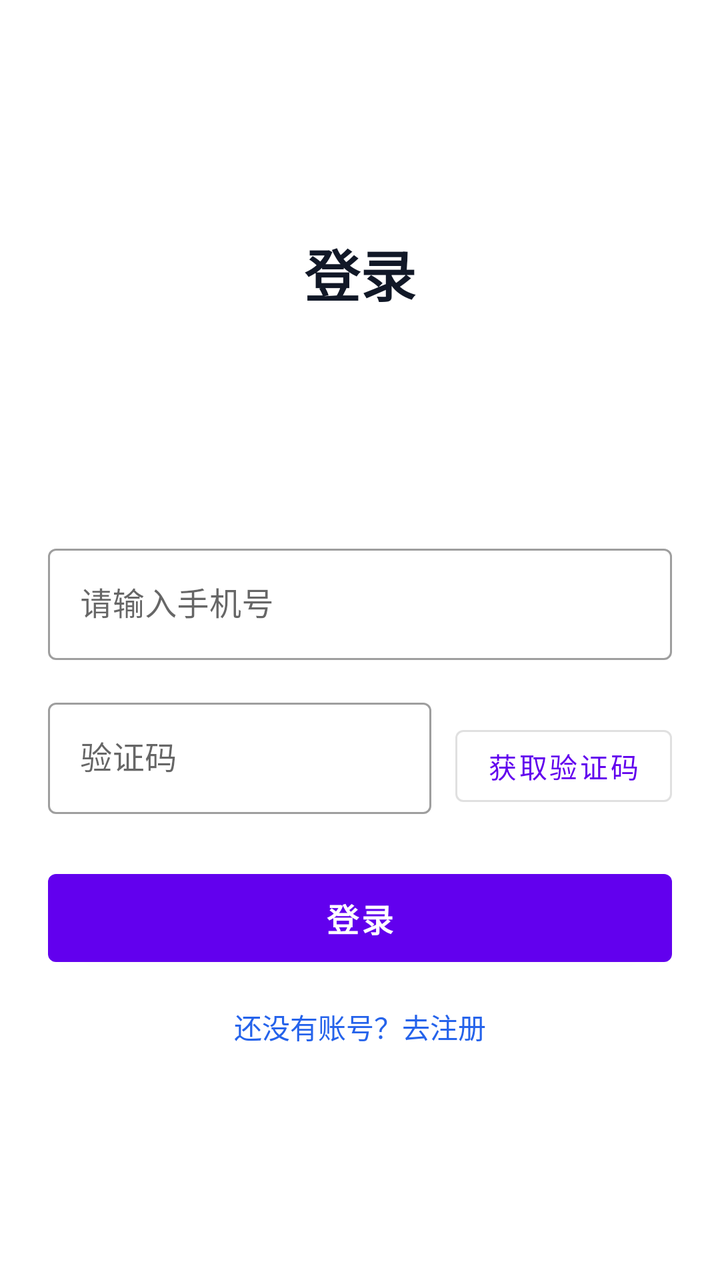
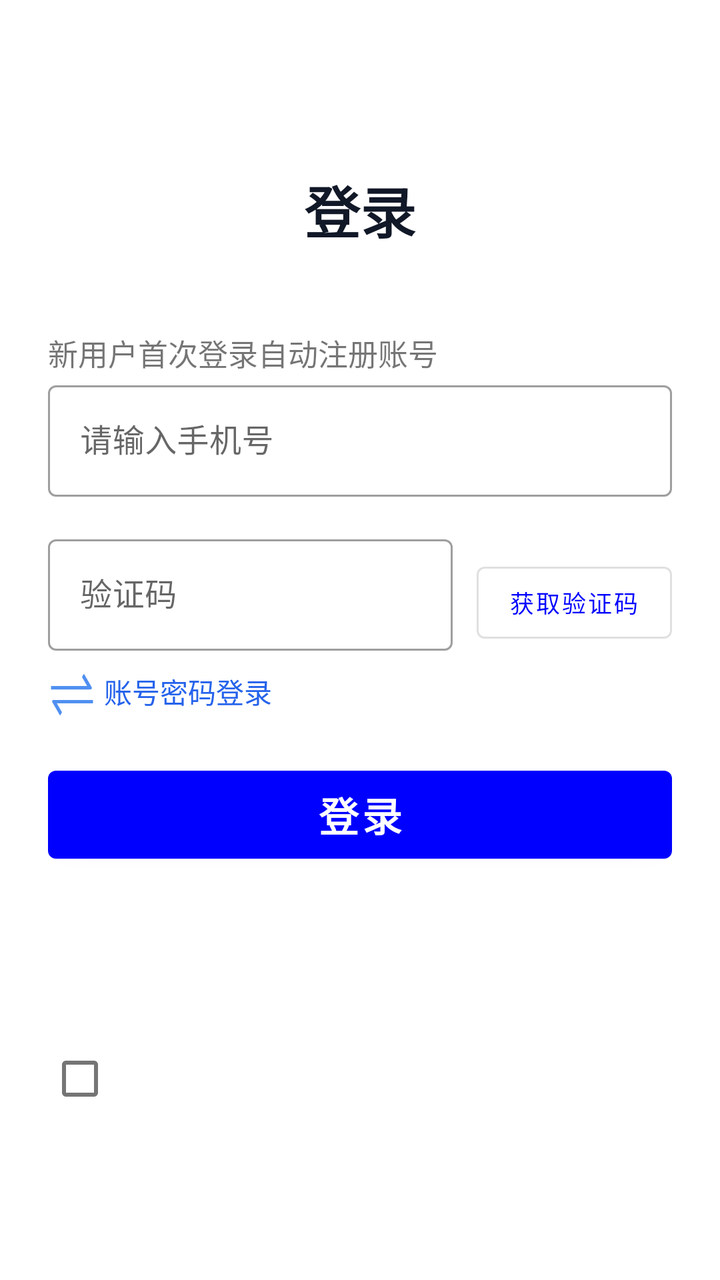

Before-and-after screenshots of an Android layout around one commit, followed by the original layout XML and the change that was made.
<!-- AndroidManifest.xml: another module's application theme Theme.SmartLife -->
<!-- res/layout/activity_login.xml -->
<?xml version="1.0" encoding="utf-8"?>
<LinearLayout xmlns:android="http://schemas.android.com/apk/res/android"
    xmlns:tools="http://schemas.android.com/tools"
    android:layout_width="match_parent"
    android:layout_height="match_parent"
    android:orientation="vertical"
    android:padding="24dp"
    android:gravity="center_vertical"
    tools:context=".ui.login.LoginActivity">

    
    <TextView
        android:layout_width="wrap_content"
        android:layout_height="wrap_content"
        android:text="登录"
        android:textSize="28sp"
        android:textStyle="bold"
        android:textColor="#111827"
        android:layout_gravity="center_horizontal"
        android:layout_marginBottom="40dp" />

    
    <com.google.android.material.tabs.TabLayout
        android:id="@+id/tabLoginType"
        android:layout_width="match_parent"
        android:layout_height="wrap_content"
        android:layout_marginBottom="24dp" />

    
    <com.google.android.material.textfield.TextInputLayout
        android:id="@+id/tilAccount"
        style="@style/Widget.MaterialComponents.TextInputLayout.OutlinedBox"
        android:layout_width="match_parent"
        android:layout_height="wrap_content"
        android:layout_marginBottom="16dp"
        android:hint="请输入手机号">

        <com.google.android.material.textfield.TextInputEditText
            android:id="@+id/etPhone"
            android:layout_width="match_parent"
            android:layout_height="wrap_content"
            android:inputType="phone"
            android:maxLength="11" />
    </com.google.android.material.textfield.TextInputLayout>

    
    <LinearLayout
        android:layout_width="match_parent"
        android:layout_height="wrap_content"
        android:orientation="horizontal"
        android:layout_marginBottom="24dp">

        <com.google.android.material.textfield.TextInputLayout
            android:id="@+id/tilCode"
            style="@style/Widget.MaterialComponents.TextInputLayout.OutlinedBox"
            android:layout_width="0dp"
            android:layout_height="wrap_content"
            android:layout_weight="1"
            android:hint="验证码">

            <com.google.android.material.textfield.TextInputEditText
                android:id="@+id/etCode"
                android:layout_width="match_parent"
                android:layout_height="wrap_content"
                android:inputType="number"
                android:maxLength="6" />
        </com.google.android.material.textfield.TextInputLayout>

        
        <Button
            android:id="@+id/btnSendCode"
            style="@style/Widget.MaterialComponents.Button.OutlinedButton"
            android:layout_width="wrap_content"
            android:layout_height="wrap_content"
            android:layout_gravity="bottom"
            android:layout_marginStart="12dp"
            android:text="获取验证码" />
    </LinearLayout>

    
    <Button
        android:id="@+id/btnLogin"
        style="@style/Widget.MaterialComponents.Button"
        android:layout_width="match_parent"
        android:layout_height="56dp"
        android:text="登录"
        android:textSize="16sp"
        android:textStyle="bold"
        android:layout_marginBottom="16dp" />

    
    <TextView
        android:id="@+id/tvGoRegister"
        android:layout_width="wrap_content"
        android:layout_height="wrap_content"
        android:layout_gravity="center_horizontal"
        android:text="还没有账号？去注册"
        android:textColor="#2563EB"
        android:textSize="14sp" />

    <ProgressBar
        android:id="@+id/progressBar"
        android:layout_width="wrap_content"
        android:layout_height="wrap_content"
        android:layout_gravity="center"
        android:visibility="gone" />
</LinearLayout>
<!-- resources referenced by this layout -->
<resources>
  <style name="Theme.SmartLife" parent="Theme.MaterialComponents.DayNight.NoActionBar">
          
      </style>
</resources>

<!-- the commit's change to res/layout/activity_login.xml (unified diff, before → after) -->
@@ -19,12 +19,11 @@
         android:layout_gravity="center_horizontal"
         android:layout_marginBottom="40dp" />
 
-    
-    <com.google.android.material.tabs.TabLayout
-        android:id="@+id/tabLoginType"
-        android:layout_width="match_parent"
+    <TextView
+        android:layout_width="wrap_content"
         android:layout_height="wrap_content"
-        android:layout_marginBottom="24dp" />
+        android:text="新用户首次登录自动注册账号"
+        android:textSize="15sp" />
 
     
     <com.google.android.material.textfield.TextInputLayout
@@ -48,7 +47,7 @@
         android:layout_width="match_parent"
         android:layout_height="wrap_content"
         android:orientation="horizontal"
-        android:layout_marginBottom="24dp">
+        android:layout_marginBottom="10dp">
 
         <com.google.android.material.textfield.TextInputLayout
             android:id="@+id/tilCode"
@@ -74,8 +73,35 @@
             android:layout_height="wrap_content"
             android:layout_gravity="bottom"
             android:layout_marginStart="12dp"
-            android:text="获取验证码" />
+            android:text="获取验证码"
+            android:textSize="12sp"/>
     </LinearLayout>
+
+    <LinearLayout
+        android:id="@+id/layout_password_login"
+        android:layout_width="wrap_content"
+        android:layout_height="wrap_content"
+        android:orientation="horizontal"
+        android:layout_marginBottom="20dp"
+        android:clickable="true"
+        android:focusable="true">
+
+        <ImageView
+            android:layout_width="wrap_content"
+            android:layout_height="wrap_content"
+            android:src="@drawable/icon_login_switch"
+            android:contentDescription="账号密码登录"/>
+
+        <TextView
+            android:layout_width="wrap_content"
+            android:layout_height="wrap_content"
+            android:layout_marginStart="4dp"
+            android:text="账号密码登录"
+            android:textSize="14dp"
+            android:textColor="#2563EB"/>
+    </LinearLayout>
+
+
 
     
     <Button
@@ -84,19 +110,48 @@
         android:layout_width="match_parent"
         android:layout_height="56dp"
         android:text="登录"
-        android:textSize="16sp"
+        android:textSize="20sp"
         android:textStyle="bold"
         android:layout_marginBottom="16dp" />
 
     
-    <TextView
-        android:id="@+id/tvGoRegister"
+    <com.google.android.material.tabs.TabLayout
+        android:id="@+id/tabLoginType"
+        android:layout_width="match_parent"
+        android:layout_height="wrap_content"
+        android:layout_marginBottom="24dp" />
+
+    <LinearLayout
         android:layout_width="wrap_content"
         android:layout_height="wrap_content"
-        android:layout_gravity="center_horizontal"
-        android:text="还没有账号？去注册"
-        android:textColor="#2563EB"
-        android:textSize="14sp" />
+        android:orientation="horizontal"
+        android:layout_gravity="center_vertical">
+
+        <CheckBox
+            android:id="@+id/cb_agreement"
+            android:layout_width="wrap_content"
+            android:layout_height="wrap_content"
+            android:minWidth="0dp"
+            android:minHeight="0dp"/>
+
+        <TextView
+            android:id="@+id/tv_agreement"
+            android:layout_width="wrap_content"
+            android:layout_height="wrap_content"
+            android:layout_marginStart="8dp"
+            android:textSize="12sp"
+            android:textColor="#666666"/>
+    </LinearLayout>
+
+
+
+
+
+
+
+
+
+
 
     <ProgressBar
         android:id="@+id/progressBar"
<!-- resource entries referenced after the edit -->
@@ -1,7 +1,29 @@
 <!-- resources referenced by this layout -->
 <resources>
+  <!-- drawable icon_login_switch (drawable) -->
+  <vector xmlns:android="http://schemas.android.com/apk/res/android" android:height="24dp" android:viewportHeight="1024" android:viewportWidth="1024" android:width="24dp">
+        
+      <path android:fillColor="#5090F1" android:pathData="M918.4,328l13.9,24c8.8,15.3 3.6,34.9 -11.7,43.7A32,32 0,0 1,904.6 400H72a8,8 0,0 1,-8 -8v-56a8,8 0,0 1,8 -8h763.3l-106.2,-184a16,16 0,0 1,0 -16l30,-52a8,8 0,0 1,13.9 0L918.4,328zM105.6,696l-13.9,-24c-8.8,-15.3 -3.6,-34.9 11.7,-43.7A32,32 0,0 1,119.4 624H952a8,8 0,0 1,8 8v56a8,8 0,0 1,-8 8H188.7l106.2,184a16,16 0,0 1,0 16l-30,52a8,8 0,0 1,-13.9 0L105.6,696z"/>
+      
+  </vector>
   <style name="Theme.SmartLife" parent="Theme.MaterialComponents.DayNight.NoActionBar">
-          
-      </style>
+              
+              <item name="colorPrimary">@color/blue</item>
+              <item name="colorPrimaryVariant">@color/purple_700</item>
+              <item name="colorOnPrimary">@color/white</item>
+              <item name="colorSecondary">@color/teal_200</item>
+              <item name="colorSecondaryVariant">@color/teal_700</item>
+              <item name="colorOnSecondary">@color/black</item>
+              <item name="android:statusBarColor">?attr/colorPrimaryVariant</item>
+  
+              
+              <item name="textInputStyle">@style/Widget.MaterialComponents.TextInputLayout.OutlinedBox</item>
+          </style>
+  <color name="blue">#FF0000FF</color>
+  <color name="purple_700">#FF3700B3</color>
+  <color name="white">#FFFFFFFF</color>
+  <color name="teal_200">#FF03DAC5</color>
+  <color name="teal_700">#FF018786</color>
+  <color name="black">#FF000000</color>
 </resources>
 
